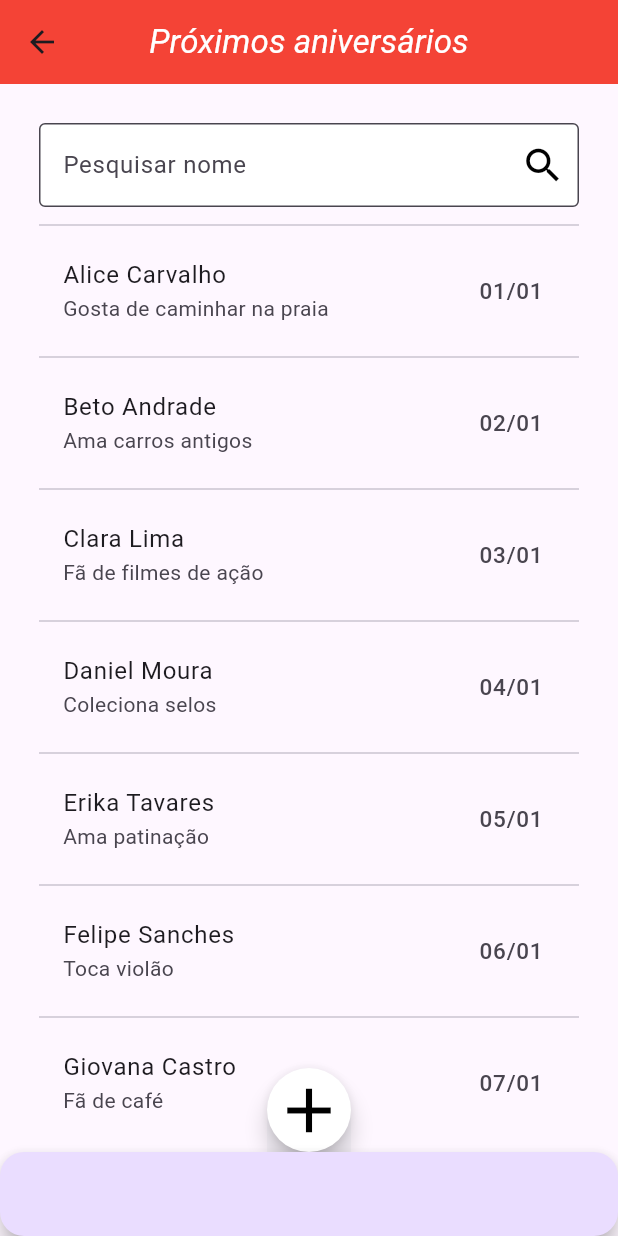
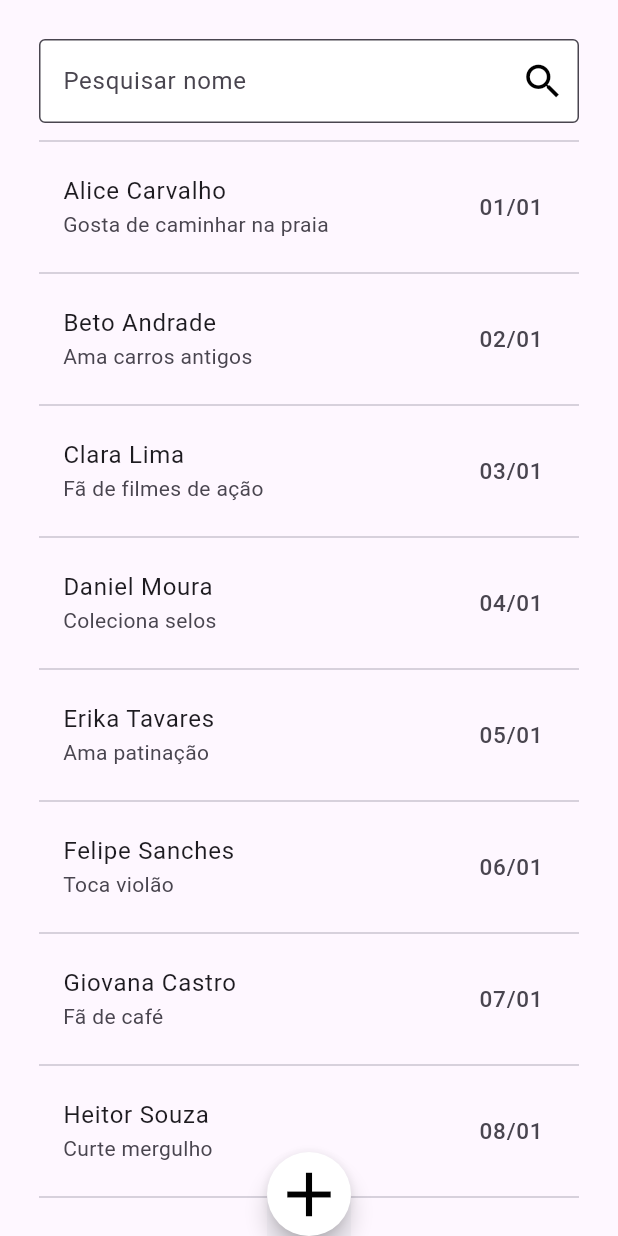
Before and after one commit to Intoxco/Projeto-Flutter, a Flutter app: the screen it shows after launch, after a tap on "Lista", on a phone screen of 412 x 824 dp. Run offline on Flutter 3.47's test engine with Material 3 defaults, Android fonts, the phone set to English and light mode, and no system bars.

Commit message:
Tela padrão feita

```diff
--- a/flutter_application_1/lib/classes/AniversarioList.dart
+++ b/flutter_application_1/lib/classes/AniversarioList.dart
@@ -3,7 +3,7 @@ import "Usuario.dart";
 class AniversarioList {
   static List <Aniversario> lista= [
     Aniversario(DateTime(2025, 4, 1), Usuario(login: 'ana01', senha: 'senha01', nome: 'Ana Silveira'), 'Ama fotografia de paisagens', 'Filtro ND para câmera'),
-    Aniversario(DateTime(2025, 4, 1), Usuario(login: 'ana01', senha: 'senha01', nome: 'Tonhão da biqueira'), 'Ama fotografia de paisagens', 'Filtro ND para câmera'),
+    Aniversario(DateTime(2025, 4, 1), Usuario(login: 'ana01', senha: 'senha01', nome: 'Ana Biqueira'), 'Ama fotografia de paisagens', 'Filtro ND para câmera'),
     Aniversario(DateTime(2025, 4, 2), Usuario(login: 'bruno02', senha: 'senha02', nome: 'Bruno Teixeira'), 'Fã de documentários', 'Assinatura de streaming de docs'),
     Aniversario(DateTime(2025, 4, 3), Usuario(login: 'carla03', senha: 'senha03', nome: 'Carla Nogueira'), 'Gosta de culinária vegana', 'Livro de receitas veganas'),
     Aniversario(DateTime(2025, 4, 4), Usuario(login: 'diego04', senha: 'senha04', nome: 'Diego Souza'), 'Ama esportes radicais', 'Vale para bungee jump'),
--- a/flutter_application_1/lib/pages/aniversarios_page.dart
+++ b/flutter_application_1/lib/pages/aniversarios_page.dart
@@ -7,17 +7,6 @@ class AniversariosPage extends StatelessWidget{
 @override
   Widget build(BuildContext context) {
     return Scaffold(
-      appBar: AppBar(
-        centerTitle:true,
-        backgroundColor:Colors.red,
-        title: const Text(
-          "Próximos aniversários",
-          style:TextStyle(
-            color:Colors.white,
-            fontStyle: FontStyle.italic,
-          )
-        )
-      ),
       bottomSheet:FloatingActionButton(
         shape:CircleBorder(),
         backgroundColor:Colors.white,
@@ -33,8 +22,6 @@ class AniversariosPage extends StatelessWidget{
           Icons.add,size:50,color:Colors.black
           ),
         ),
-
-    bottomNavigationBar: FloatingActionButton(onPressed: ()=>((){})),
       body: AniversarioListView(data:DateTime(1),checkData:false)
     );
 
--- a/flutter_application_1/lib/pages/tela_inicial_page.dart
+++ b/flutter_application_1/lib/pages/tela_inicial_page.dart
@@ -1,6 +1,7 @@
 import 'package:flutter/material.dart';
 import 'package:flutter_application_1/pages/aniversarios_page.dart';
 import 'package:flutter_application_1/pages/calendario_page.dart';
+import 'package:flutter_application_1/pages/tela_padrao.dart';
 
 class TelaInicialPage extends StatelessWidget{
 
@@ -29,6 +30,14 @@ class TelaInicialPage extends StatelessWidget{
               );
               },
               child: Text("Lista")),
+              ElevatedButton(
+              onPressed: (){
+                Navigator.push(
+                  contex,
+                  MaterialPageRoute(builder: (context) => HomeScreen()),
+              );
+              },
+              child: Text("Home")),
           ],
         ),
       ),
```
Also changed, not shown: flutter_application_1/lib/pages/tela_padrao.dart (added, +50 -0 lines).
